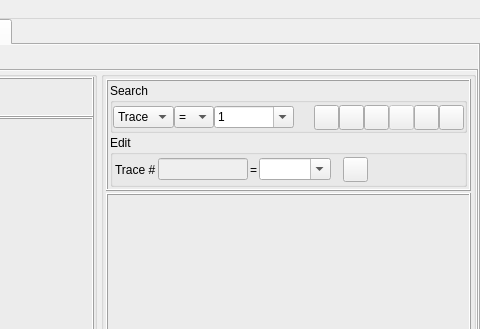
First picture: the form in SeiSeeMp/mainwindow.ui, repository tuoyuangui/SeiSee, before the edit; both pictures show x 715 to 1195 and y 0 to 329 of the 1195 by 874 pixel window.
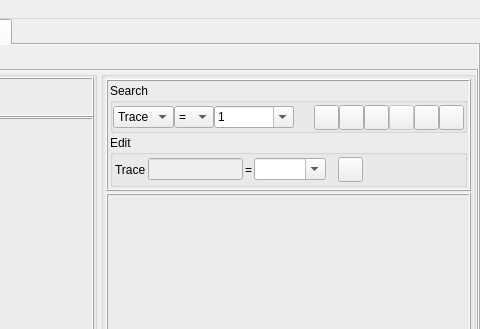
Second picture: the form after the edit. The open tabs and pages were chosen to show the change. Icons and pictures are not drawn.

Diff of the .ui file:
```diff
--- a/SeiSeeMp/mainwindow.ui
+++ b/SeiSeeMp/mainwindow.ui
@@ -2457,7 +2457,7 @@
                           </size>
                          </property>
                          <property name="text">
-                          <string>Trace #</string>
+                          <string>Trace</string>
                          </property>
                         </widget>
                        </item>
```
